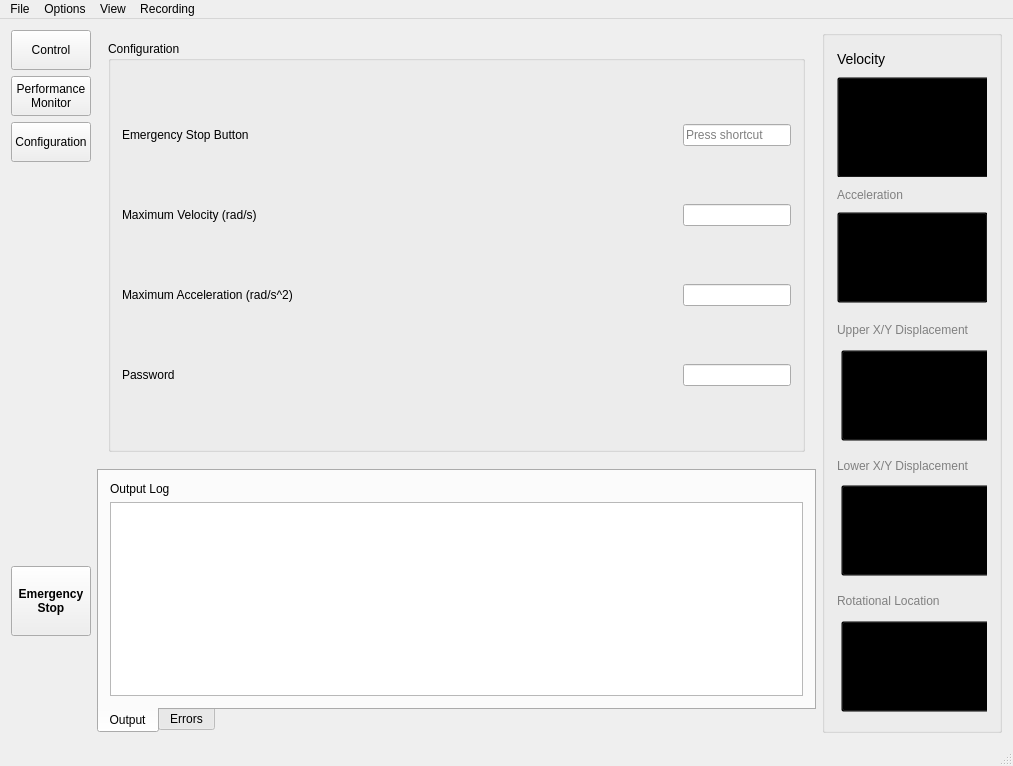
The window that FESS-GUI/mainwindow.ui (FIGS-FESS/FESSGUI) describes before a commit, drawn with Qt 5.
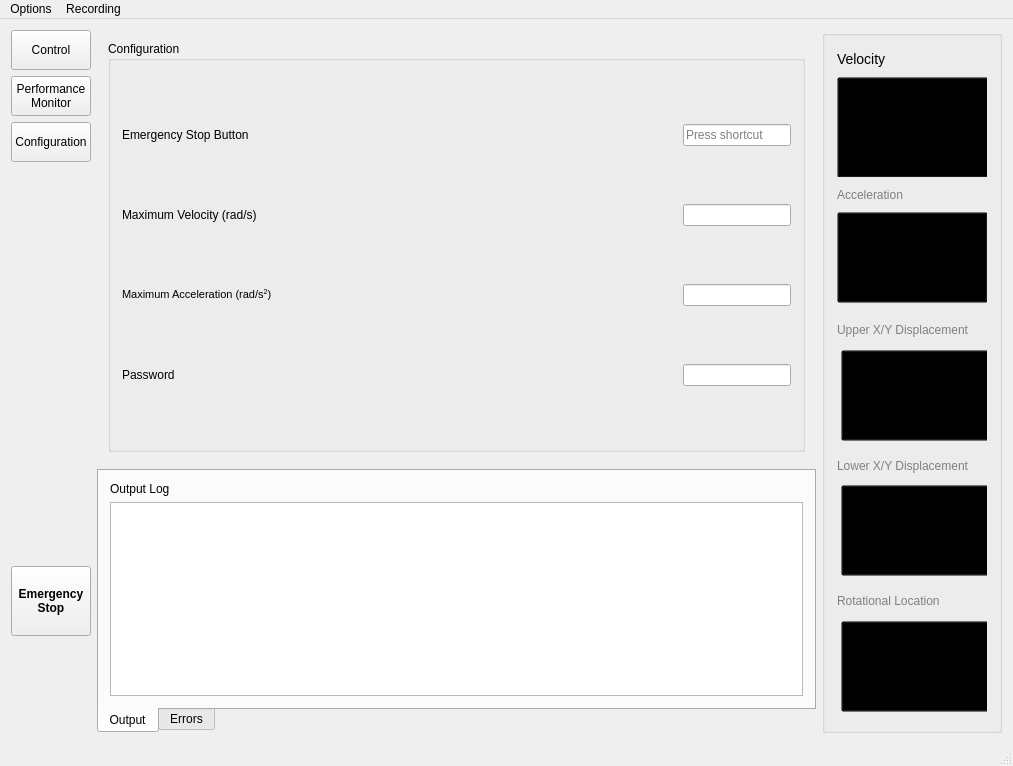
The same window after the commit. The open tabs and pages were chosen to show the change. Custom widgets are drawn as their Qt base class.

Commit message: Cleaned up UI a little. Now ready for design review

Patch:
```diff
--- a/FESS-GUI/mainwindow.ui
+++ b/FESS-GUI/mainwindow.ui
@@ -721,7 +721,11 @@
            <item row="2" column="0">
             <widget class="QLabel" name="label_24">
              <property name="text">
-              <string>Maximum Acceleration (rad/s^2)</string>
+              <string>&lt;!DOCTYPE HTML PUBLIC &quot;-//W3C//DTD HTML 4.0//EN&quot; &quot;http://www.w3.org/TR/REC-html40/strict.dtd&quot;&gt;
+&lt;html&gt;&lt;head&gt;&lt;meta name=&quot;qrichtext&quot; content=&quot;1&quot; /&gt;&lt;style type=&quot;text/css&quot;&gt;
+p, li { white-space: pre-wrap; }
+&lt;/style&gt;&lt;/head&gt;&lt;body style=&quot; font-family:'MS Shell Dlg 2'; font-size:8pt; font-weight:400; font-style:normal;&quot;&gt;
+&lt;p style=&quot; margin-top:12px; margin-bottom:12px; margin-left:0px; margin-right:0px; -qt-block-indent:0; text-indent:0px;&quot;&gt;Maximum Acceleration (rad/s&lt;span style=&quot; vertical-align:super;&quot;&gt;2&lt;/span&gt;)&lt;/p&gt;&lt;/body&gt;&lt;/html&gt;</string>
              </property>
             </widget>
            </item>
@@ -871,13 +875,6 @@
      <height>21</height>
     </rect>
    </property>
-   <widget class="QMenu" name="menuFile">
-    <property name="title">
-     <string>File</string>
-    </property>
-    <addaction name="actionNew"/>
-    <addaction name="actionEdit"/>
-   </widget>
    <widget class="QMenu" name="menuOptions">
     <property name="title">
      <string>Options</string>
@@ -900,13 +897,6 @@
     <addaction name="menuChange_Units"/>
     <addaction name="menuSounds"/>
    </widget>
-   <widget class="QMenu" name="menuView">
-    <property name="title">
-     <string>View</string>
-    </property>
-    <addaction name="actionNormal"/>
-    <addaction name="actionExpanded"/>
-   </widget>
    <widget class="QMenu" name="menuRecording">
     <property name="title">
      <string>Recording</string>
@@ -914,9 +904,7 @@
     <addaction name="actionStart_Recording"/>
     <addaction name="actionStop_Recording"/>
    </widget>
-   <addaction name="menuFile"/>
    <addaction name="menuOptions"/>
-   <addaction name="menuView"/>
    <addaction name="menuRecording"/>
   </widget>
   <widget class="QStatusBar" name="statusBar"/>
```
Left out of the diff: 12 changed lines with no effect on the pictures. The commit also changes 5 other files.
